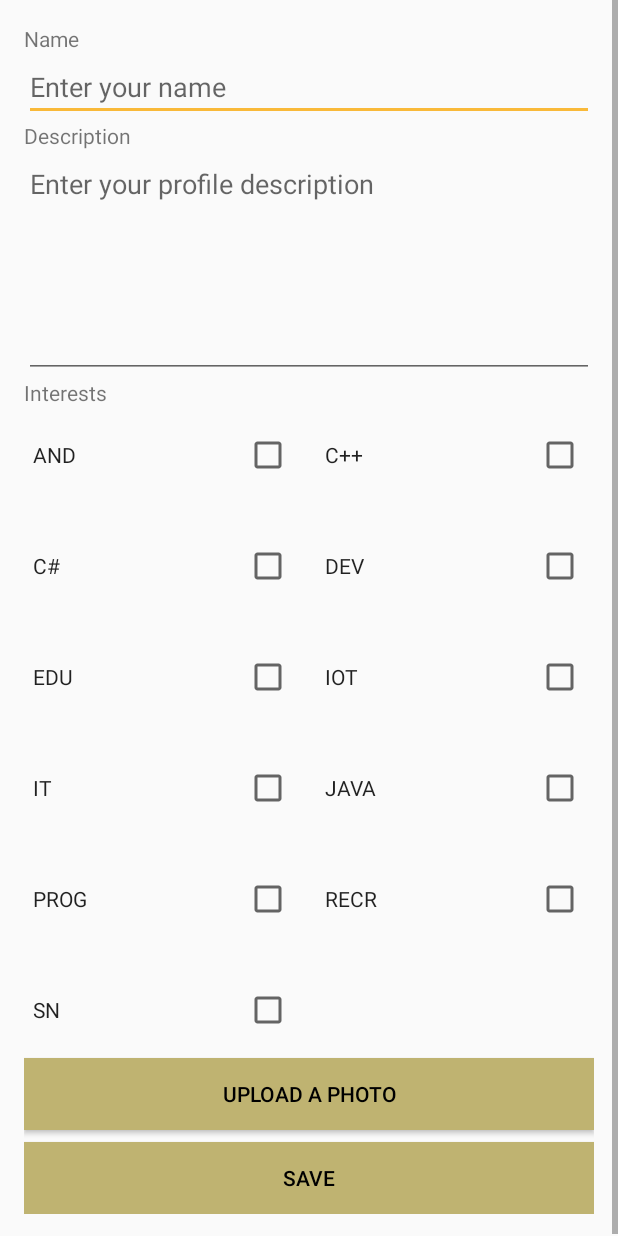
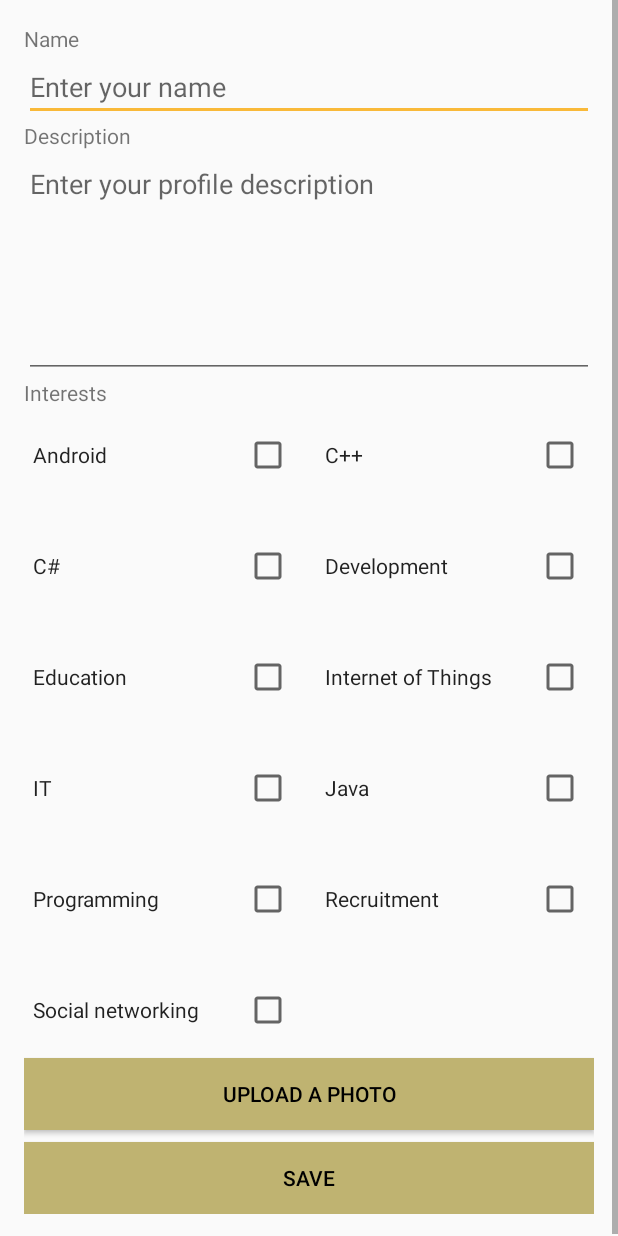
Before and after one commit to nikake/SmartBusinessCard, an Android app: the UpdateProfileActivity screen opened directly, with no data from a screen before it, on a phone screen of 412 x 824 dp. Run offline under Robolectric (Android 15) with nearby library versions, the phone set to English and light mode, and no system bars; libraries missing offline, so code that uses them is left out: com.firebase.client; 5 statements that could not run were skipped.

```diff
--- a/app/src/main/java/niklaskerlund/smartbusinesscard/adapters/ProfileTagAdapter.java
+++ b/app/src/main/java/niklaskerlund/smartbusinesscard/adapters/ProfileTagAdapter.java
@@ -30,7 +30,7 @@ public class ProfileTagAdapter extends ArrayAdapter<Tag> {
         }
 
         TextView tagName = (TextView) convertView.findViewById(R.id.profile_tag);
-        tagName.setText(tag.toString());
+        tagName.setText(tag.getTagName());
 
         return convertView;
     }
--- a/app/src/main/java/niklaskerlund/smartbusinesscard/adapters/TagAdapter.java
+++ b/app/src/main/java/niklaskerlund/smartbusinesscard/adapters/TagAdapter.java
@@ -35,7 +35,7 @@ public class TagAdapter extends ArrayAdapter<Tag> {
         }
 
         TextView tagName = (TextView) convertView.findViewById(R.id.tag_text);
-        tagName.setText(tag.toString());
+        tagName.setText(tag.getTagName());
 
         return convertView;
     }
--- a/app/src/main/java/niklaskerlund/smartbusinesscard/util/Tag.java
+++ b/app/src/main/java/niklaskerlund/smartbusinesscard/util/Tag.java
@@ -27,9 +27,7 @@ public enum Tag {
         this.tagName = tagName;
     }
 
-    public String index(){
-        return index;
-    }
+    public String getTagName(){ return tagName; }
 
     public String toString(){
         return index;
```
Also changed, not shown: app/src/main/java/niklaskerlund/smartbusinesscard/adapters/ContactsAdapter.java (+23 -1 lines).
